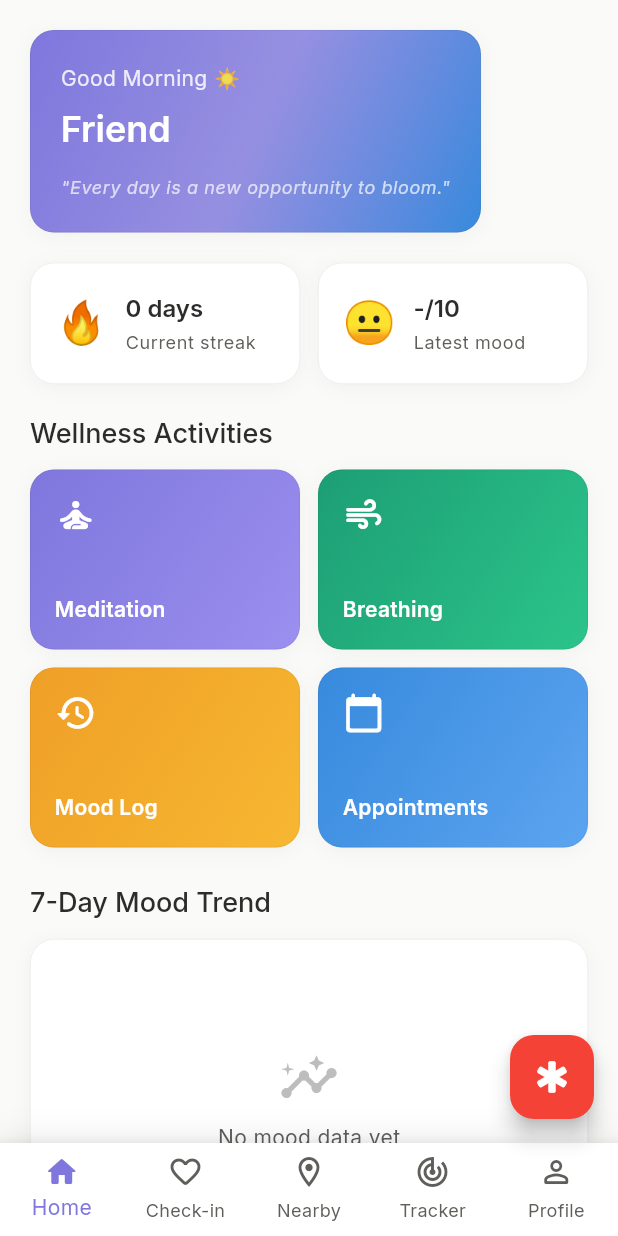
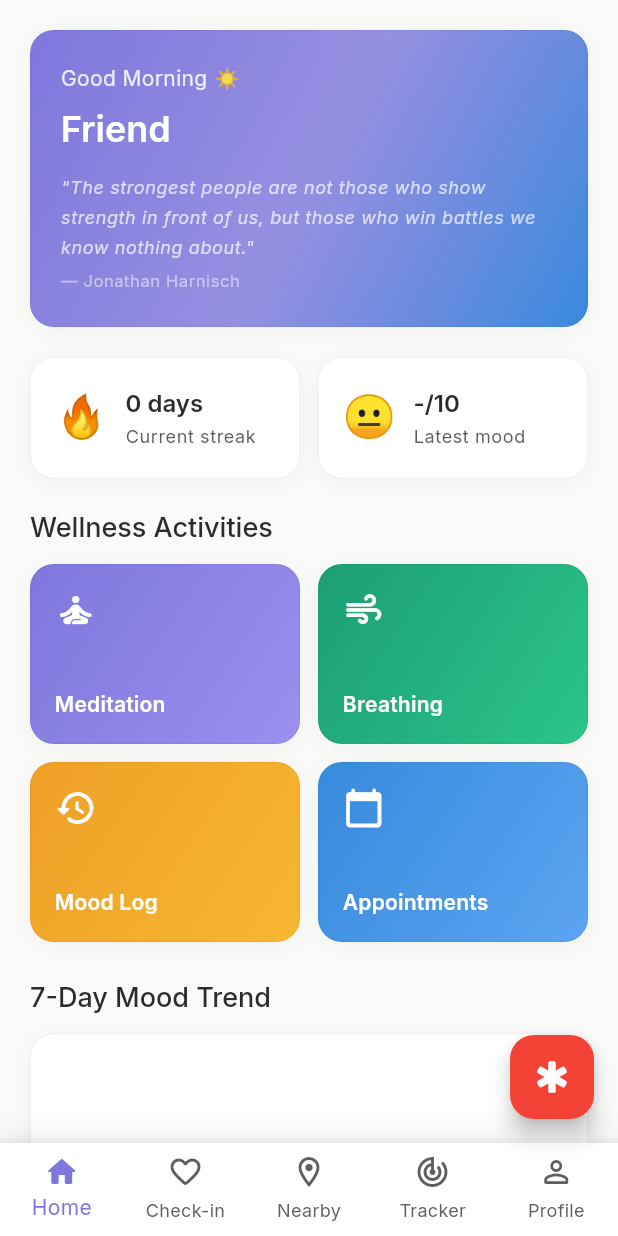
Before and after one commit to Pushpendra-7-ux/MindBloom, a Flutter app: the DashboardScreen screen opened by its route, on a phone screen of 412 x 824 dp. Run offline on Flutter 3.47's test engine with Material 3 defaults, Android fonts, the phone set to English and light mode, and no system bars; our stand-ins replace dio, fl_chart, flutter_map, flutter_riverpod, flutter_secure_storage, go_router and 4 more; accounts and stored records are empty; network calls fail.

Commit message:
✨ Add daily inspirational quotes system
- Create DailyQuotes utility with 31 curated mental wellness quotes
- Rotate quotes based on day-of-year for a fresh daily experience
- Integrate into dashboard greeting card with author attribution
- Replace hardcoded static quote with dynamic daily rotation

```diff
--- /dev/null
+++ b/mindbloom_app/lib/config/daily_quotes.dart
@@ -0,0 +1,150 @@
+/// A curated collection of daily motivational quotes for mental wellness.
+///
+/// Quotes are organized by wellness themes and can be retrieved
+/// based on the current day for a rotating daily experience.
+class DailyQuotes {
+  DailyQuotes._();
+
+  static const List<Map<String, String>> _quotes = [
+    {
+      'text': 'You don\'t have to control your thoughts. You just have to stop letting them control you.',
+      'author': 'Dan Millman',
+    },
+    {
+      'text': 'Self-care is not selfish. You cannot serve from an empty vessel.',
+      'author': 'Eleanor Brownn',
+    },
+    {
+      'text': 'The greatest glory in living lies not in never falling, but in rising every time we fall.',
+      'author': 'Nelson Mandela',
+    },
+    {
+      'text': 'Happiness can be found even in the darkest of times, if one only remembers to turn on the light.',
+      'author': 'Albus Dumbledore',
+    },
+    {
+      'text': 'You are not your illness. You have a name, a history, a personality. Staying yourself is part of the battle.',
+      'author': 'Julian Seifter',
+    },
+    {
+      'text': 'There is hope, even when your brain tells you there isn\'t.',
+      'author': 'John Green',
+    },
+    {
+      'text': 'Mental health is not a destination, but a process. It\'s about how you drive, not where you\'re going.',
+      'author': 'Noam Shpancer',
+    },
+    {
+      'text': 'You are allowed to be both a masterpiece and a work in progress simultaneously.',
+      'author': 'Sophia Bush',
+    },
+    {
+      'text': 'Almost everything will work again if you unplug it for a few minutes, including you.',
+      'author': 'Anne Lamott',
+    },
+    {
+      'text': 'What mental health needs is more sunlight, more candor, and more unashamed conversation.',
+      'author': 'Glenn Close',
+    },
+    {
+      'text': 'Not until we are lost do we begin to understand ourselves.',
+      'author': 'Henry David Thoreau',
+    },
+    {
+      'text': 'The only journey is the one within.',
+      'author': 'Rainer Maria Rilke',
+    },
+    {
+      'text': 'Be patient with yourself. Nothing in nature blooms all year.',
+      'author': 'Karen Salmansohn',
+    },
+    {
+      'text': 'You, yourself, as much as anybody in the entire universe, deserve your love and affection.',
+      'author': 'Buddha',
+    },
+    {
+      'text': 'In the middle of difficulty lies opportunity.',
+      'author': 'Albert Einstein',
+    },
+    {
+      'text': 'Your present circumstances don\'t determine where you can go; they merely determine where you start.',
+      'author': 'Nido Qubein',
+    },
+    {
+      'text': 'Healing takes courage, and we all have courage, even if we have to dig a little to find it.',
+      'author': 'Tori Amos',
+    },
+    {
+      'text': 'The wound is the place where the Light enters you.',
+      'author': 'Rumi',
+    },
+    {
+      'text': 'Sometimes the people around you won\'t understand your journey. They don\'t need to, it\'s not for them.',
+      'author': 'Joubert Botha',
+    },
+    {
+      'text': 'Start where you are. Use what you have. Do what you can.',
+      'author': 'Arthur Ashe',
+    },
+    {
+      'text': 'Breathe. Let go. And remind yourself that this very moment is the only one you know you have for sure.',
+      'author': 'Oprah Winfrey',
+    },
+    {
+      'text': 'Owning our story and loving ourselves through that process is the bravest thing we\'ll ever do.',
+      'author': 'Brené Brown',
+    },
+    {
+      'text': 'It is during our darkest moments that we must focus to see the light.',
+      'author': 'Aristotle',
+    },
+    {
+      'text': 'You don\'t have to be positive all the time. It\'s perfectly okay to feel sad, angry, or anxious.',
+      'author': 'Lori Deschene',
+    },
+    {
+      'text': 'One small crack does not mean that you are broken; it means that you were put to the test and you didn\'t fall apart.',
+      'author': 'Linda Poindexter',
+    },
+    {
+      'text': 'Rest and self-care are so important. When you take time to replenish your spirit, it allows you to serve from the overflow.',
+      'author': 'Eleanor Brownn',
+    },
+    {
+      'text': 'Promise me you\'ll always remember: you\'re braver than you believe, stronger than you seem, and smarter than you think.',
+      'author': 'A.A. Milne',
+    },
+    {
+      'text': 'The strongest people are not those who show strength in front of us, but those who win battles we know nothing about.',
+      'author': 'Jonathan Harnisch',
+    },
+    {
+      'text': 'Your mental health is a priority. Your happiness is essential. Your self-care is a necessity.',
+      'author': 'Unknown',
+    },
+    {
+      'text': 'Every day begins with an act of courage and hope: getting out of bed.',
+      'author': 'Mason Cooley',
+    },
+    {
+      'text': 'Recovery is not one and done. It is a lifelong journey that takes place one day, one step at a time.',
+      'author': 'Unknown',
+    },
+  ];
+
+  /// Returns the quote for today based on the day of the year.
+  /// Rotates through the collection so each day shows a different quote.
+  static Map<String, String> getTodayQuote() {
+    final dayOfYear = DateTime.now().difference(DateTime(DateTime.now().year, 1, 1)).inDays;
+    return _quotes[dayOfYear % _quotes.length];
+  }
+
+  /// Returns a random quote from the collection.
+  static Map<String, String> getRandomQuote() {
+    final index = DateTime.now().millisecondsSinceEpoch % _quotes.length;
+    return _quotes[index];
+  }
+
+  /// Returns the total number of available quotes.
+  static int get totalQuotes => _quotes.length;
+}
--- a/mindbloom_app/lib/screens/dashboard/dashboard_screen.dart
+++ b/mindbloom_app/lib/screens/dashboard/dashboard_screen.dart
@@ -3,6 +3,7 @@ import 'package:flutter_riverpod/flutter_riverpod.dart';
 import 'package:go_router/go_router.dart';
 import 'package:fl_chart/fl_chart.dart';
 import '../../config/theme.dart';
+import '../../config/daily_quotes.dart';
 import '../../providers/auth_provider.dart';
 import '../../providers/mood_provider.dart';
 import '../../widgets/custom_card.dart';
@@ -265,6 +266,8 @@ class _DashboardScreenState extends ConsumerState<DashboardScreen> {
   }
 
   Widget _buildGreetingCard(BuildContext context, String name) {
+    final dailyQuote = DailyQuotes.getTodayQuote();
+
     return CustomCard(
       gradient: LinearGradient(
         colors: [
@@ -294,10 +297,18 @@ class _DashboardScreenState extends ConsumerState<DashboardScreen> {
           ),
           const SizedBox(height: 12),
           Text(
-            '"Every day is a new opportunity to bloom."',
+            '"${dailyQuote['text']}"',
             style: Theme.of(context).textTheme.bodySmall?.copyWith(
               color: Colors.white.withValues(alpha: 0.7),
               fontStyle: FontStyle.italic,
+            ),
+          ),
+          const SizedBox(height: 4),
+          Text(
+            '— ${dailyQuote['author']}',
+            style: Theme.of(context).textTheme.bodySmall?.copyWith(
+              color: Colors.white.withValues(alpha: 0.5),
+              fontSize: 11,
             ),
           ),
         ],
```
